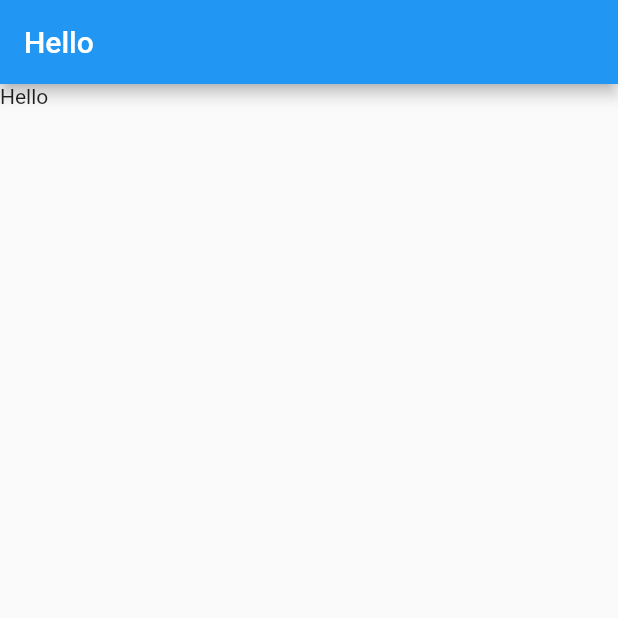
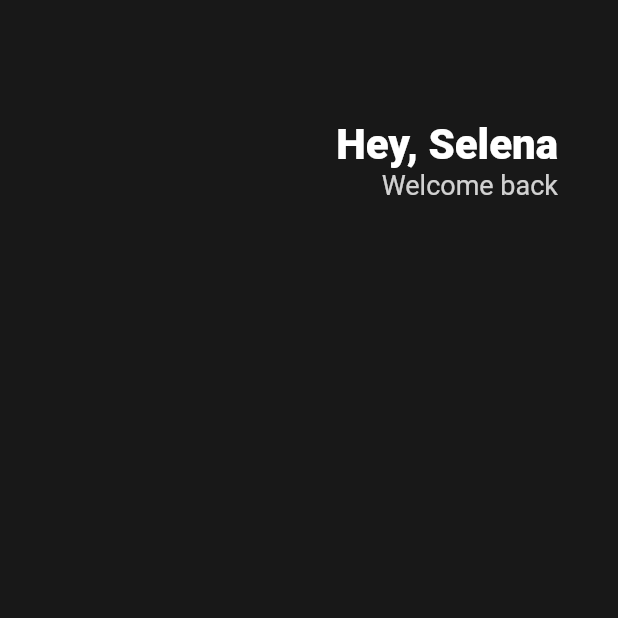
Before and after one commit to EunjoungAhn/UIChallenge, a Flutter app: the screen it shows after launch, on a phone screen of 412 x 824 dp, the top half of it. Run offline on Flutter 3.47's test engine with Material 2 defaults, Android fonts, the phone set to English and light mode, and no system bars.

Commit message:
기본 appbar 제거 배경 기본

```diff
--- a/lib/main.dart
+++ b/lib/main.dart
@@ -11,10 +11,38 @@
   Widget build(BuildContext context) {
     return MaterialApp(
       home: Scaffold(
-        appBar: AppBar(
-          title: Text("Hello"),
+        backgroundColor: Color(0xFF181818),
+        body: Padding(
+          padding: const EdgeInsets.symmetric(horizontal: 40),
+          child: Column(
+            children: [
+              SizedBox(height: 80,),
+              Row(
+                mainAxisAlignment: MainAxisAlignment.end,
+                children: [
+                  Column(
+                    crossAxisAlignment: CrossAxisAlignment.end,
+                    children: [
+                      Text("Hey, Selena",
+                        style: TextStyle(
+                          color: Colors.white,
+                          fontSize: 28,
+                          fontWeight: FontWeight.w800,
+                        ),
+                      ),
+                      Text("Welcome back",
+                        style: TextStyle(
+                        color: Colors.white.withOpacity(0.8),
+                        fontSize: 18,
+                        ),
+                      ),
+                    ],
+                  )
+                ],
+              ),
+            ]
+          ),
         ),
-        body: Text("Hello"),
       ),
     );
   }
```
